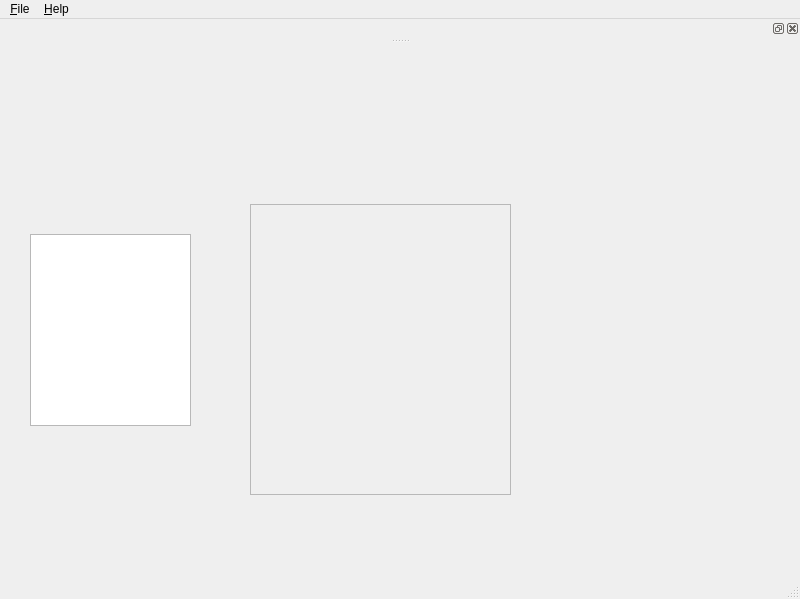
Above: src/my2ca/ui/uic/mainwindow.ui from samithdisal/my2ca before the change. Below: the same form after it.
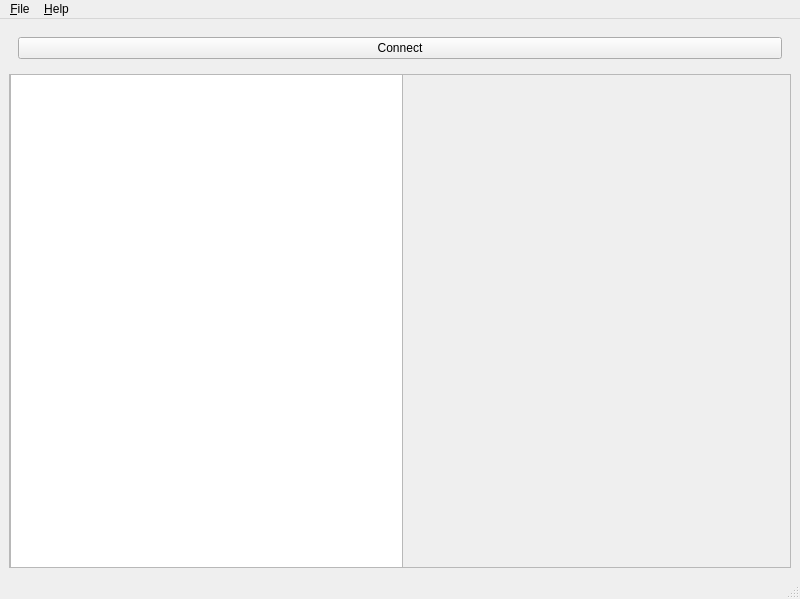
That is the form after the change.

Patch:
```diff
--- a/src/my2ca/ui/uic/mainwindow.ui
+++ b/src/my2ca/ui/uic/mainwindow.ui
@@ -14,15 +14,24 @@
    <string>My 2 Ca - MySQL to Cassandra</string>
   </property>
   <widget class="QWidget" name="centralwidget">
+   <layout class="QGridLayout" name="gridLayout">
+    <item row="0" column="0">
+     <widget class="QWidget" name="widget" native="true">
+      <layout class="QHBoxLayout" name="horizontalLayout_2">
+       <item>
+        <widget class="QPushButton" name="connectButton">
+         <property name="text">
+          <string>Connect</string>
+         </property>
+        </widget>
+       </item>
+      </layout>
+     </widget>
+    </item>
+    <item row="1" column="0">
+     <layout class="QHBoxLayout" name="horizontalLayout">
+      <item>
    <widget class="QScrollArea" name="erdArea">
-    <property name="geometry">
-     <rect>
-      <x>250</x>
-      <y>160</y>
-      <width>261</width>
-      <height>291</height>
-     </rect>
-    </property>
     <property name="widgetResizable">
      <bool>true</bool>
     </property>
@@ -31,22 +40,26 @@
       <rect>
        <x>0</x>
        <y>0</y>
-       <width>255</width>
-       <height>285</height>
-      </rect>
-     </property>
-    </widget>
-   </widget>
+           <width>784</width>
+           <height>509</height>
+          </rect>
+         </property>
    <widget class="QListView" name="tablesList">
     <property name="geometry">
      <rect>
-      <x>30</x>
-      <y>190</y>
-      <width>161</width>
-      <height>192</height>
+            <x>0</x>
+            <y>-10</y>
+            <width>393</width>
+            <height>515</height>
      </rect>
     </property>
    </widget>
+        </widget>
+       </widget>
+      </item>
+     </layout>
+    </item>
+   </layout>
   </widget>
   <widget class="QMenuBar" name="menubar">
    <property name="geometry">
@@ -80,26 +93,6 @@
    <addaction name="menu_Help"/>
   </widget>
   <widget class="QStatusBar" name="statusbar"/>
-  <widget class="QDockWidget" name="dockWidget">
-   <attribute name="dockWidgetArea">
-    <number>4</number>
-   </attribute>
-   <widget class="QWidget" name="dockWidgetContents">
-    <widget class="QPushButton" name="connectButton">
-     <property name="geometry">
-      <rect>
-       <x>10</x>
-       <y>0</y>
-       <width>99</width>
-       <height>23</height>
-      </rect>
-     </property>
-     <property name="text">
-      <string>Connect</string>
-     </property>
-    </widget>
-   </widget>
-  </widget>
   <action name="action_Connect">
    <property name="text">
     <string>&amp;Connect</string>
```
Lines whose indentation alone changed are shown as unchanged.
